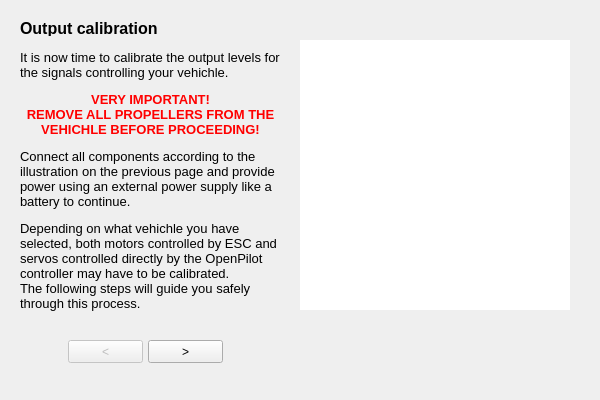
openpilot/OpenPilot, file ground/openpilotgcs/src/plugins/setupwizard/pages/outputcalibrationpage.ui: the form before one commit.
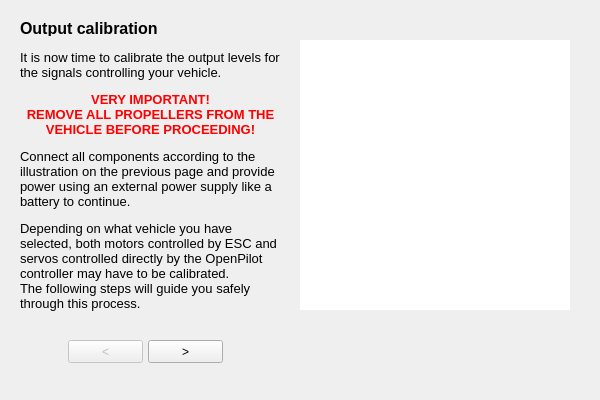
The form after the commit.

Patch:
```diff
--- a/ground/openpilotgcs/src/plugins/setupwizard/pages/outputcalibrationpage.ui
+++ b/ground/openpilotgcs/src/plugins/setupwizard/pages/outputcalibrationpage.ui
@@ -49,7 +49,7 @@
       </rect>
      </property>
      <property name="text">
-      <string>&lt;html&gt;&lt;head/&gt;&lt;body&gt;&lt;p&gt;&lt;span style=&quot; font-size:10pt;&quot;&gt;It is now time to calibrate the output levels for the signals controlling your vehichle. &lt;/span&gt;&lt;/p&gt;&lt;p align=&quot;center&quot;&gt;&lt;span style=&quot; font-size:10pt; font-weight:600; color:#ff0000;&quot;&gt;VERY IMPORTANT!&lt;/span&gt;&lt;span style=&quot; font-size:10pt;&quot;&gt;&lt;br/&gt;&lt;/span&gt;&lt;span style=&quot; font-size:10pt; font-weight:600; color:#ff0000;&quot;&gt;REMOVE ALL PROPELLERS FROM THE VEHICHLE BEFORE PROCEEDING!&lt;/span&gt;&lt;/p&gt;&lt;p&gt;&lt;span style=&quot; font-size:10pt; color:#000000;&quot;&gt;Connect all components according to the illustration on the previous page and provide power using an external power supply like a battery to continue.&lt;/span&gt;&lt;/p&gt;&lt;p&gt;&lt;span style=&quot; font-size:10pt;&quot;&gt;Depending on what vehichle you have selected, both motors controlled by ESC and servos controlled directly by the OpenPilot controller may have to be calibrated. &lt;br/&gt;The following steps will guide you safely through this process.&lt;/span&gt;&lt;/p&gt;&lt;/body&gt;&lt;/html&gt;</string>
+      <string>&lt;html&gt;&lt;head/&gt;&lt;body&gt;&lt;p&gt;&lt;span style=&quot; font-size:10pt;&quot;&gt;It is now time to calibrate the output levels for the signals controlling your vehicle. &lt;/span&gt;&lt;/p&gt;&lt;p align=&quot;center&quot;&gt;&lt;span style=&quot; font-size:10pt; font-weight:600; color:#ff0000;&quot;&gt;VERY IMPORTANT!&lt;/span&gt;&lt;span style=&quot; font-size:10pt;&quot;&gt;&lt;br/&gt;&lt;/span&gt;&lt;span style=&quot; font-size:10pt; font-weight:600; color:#ff0000;&quot;&gt;REMOVE ALL PROPELLERS FROM THE VEHICLE BEFORE PROCEEDING!&lt;/span&gt;&lt;/p&gt;&lt;p&gt;&lt;span style=&quot; font-size:10pt; color:#000000;&quot;&gt;Connect all components according to the illustration on the previous page and provide power using an external power supply like a battery to continue.&lt;/span&gt;&lt;/p&gt;&lt;p&gt;&lt;span style=&quot; font-size:10pt;&quot;&gt;Depending on what vehicle you have selected, both motors controlled by ESC and servos controlled directly by the OpenPilot controller may have to be calibrated. &lt;br/&gt;The following steps will guide you safely through this process.&lt;/span&gt;&lt;/p&gt;&lt;/body&gt;&lt;/html&gt;</string>
      </property>
      <property name="alignment">
       <set>Qt::AlignLeading|Qt::AlignLeft|Qt::AlignTop</set>
```
